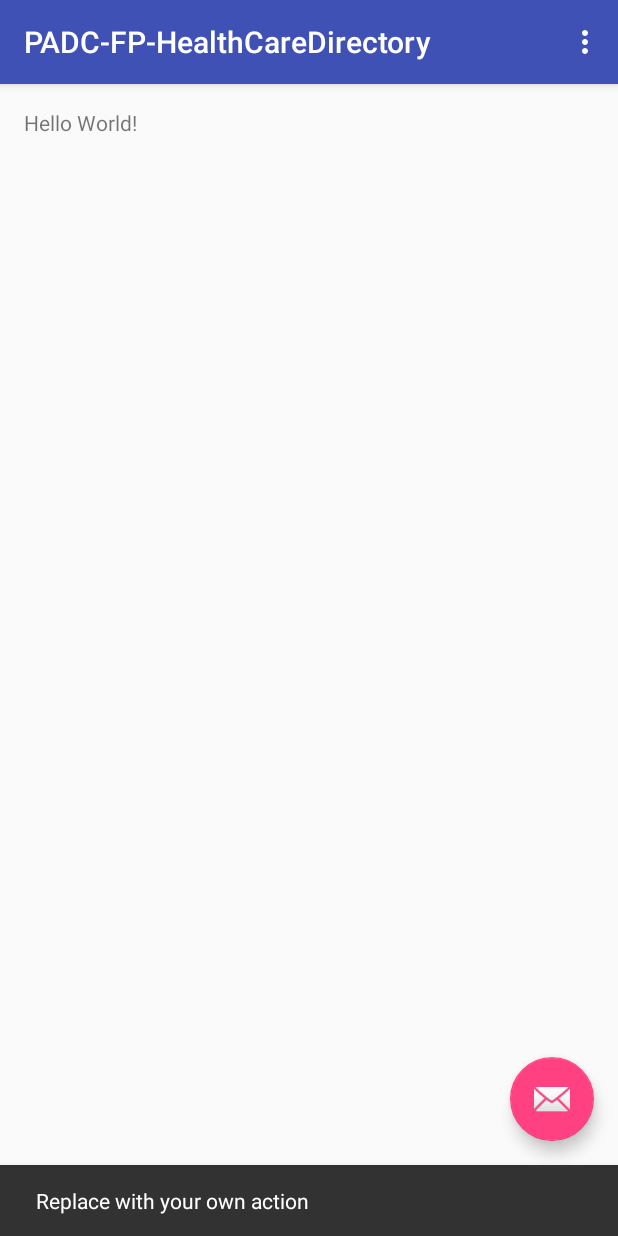
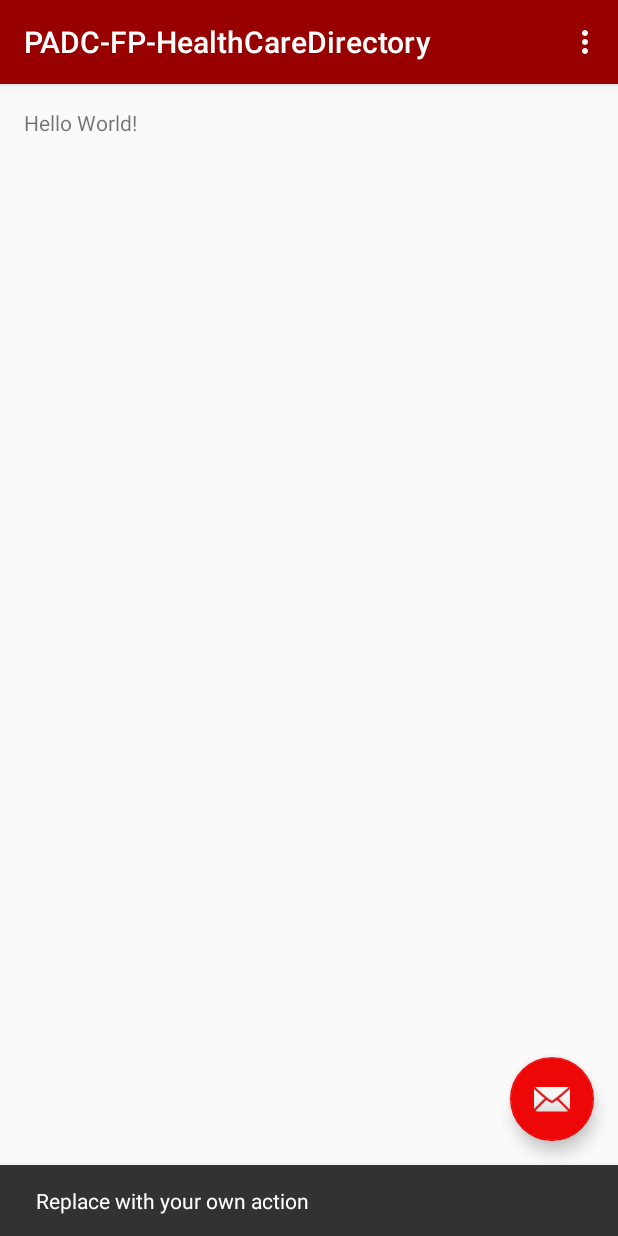
Before and after one commit to phyoe/PADC-FP-HealthCareDirectory, an Android app: the screen it shows after launch (HomeActivity), after a tap on an icon or button, on a phone screen of 412 x 824 dp. Run offline under Robolectric (Android 15) with nearby library versions, the phone set to English and light mode, and no system bars.

Commit message:
change readme+color+style

```diff
--- a/PADC-FP-HealthCareDirectory/app/src/main/res/values/colors.xml
+++ b/PADC-FP-HealthCareDirectory/app/src/main/res/values/colors.xml
@@ -1,6 +1,11 @@
 <?xml version="1.0" encoding="utf-8"?>
 <resources>
-    <color name="colorPrimary">#3F51B5</color>
-    <color name="colorPrimaryDark">#303F9F</color>
-    <color name="colorAccent">#FF4081</color>
+    <color name="primary">#980000</color>
+    <color name="primary_dark">#5a0000</color>
+    <color name="primary_light">#FFECB3</color>
+    <color name="accent">#ee0707</color>
+    <color name="primary_text">#212121</color>
+    <color name="secondary_text">#757575</color>
+    <color name="icons">#212121</color>
+    <color name="divider">#BDBDBD</color>
 </resources>
--- a/PADC-FP-HealthCareDirectory/app/src/main/res/values/styles.xml
+++ b/PADC-FP-HealthCareDirectory/app/src/main/res/values/styles.xml
@@ -3,9 +3,9 @@
     <!-- Base application theme. -->
     <style name="AppTheme" parent="Theme.AppCompat.Light.DarkActionBar">
         <!-- Customize your theme here. -->
-        <item name="colorPrimary">@color/colorPrimary</item>
-        <item name="colorPrimaryDark">@color/colorPrimaryDark</item>
-        <item name="colorAccent">@color/colorAccent</item>
+        <item name="colorPrimary">@color/primary</item>
+        <item name="colorPrimaryDark">@color/primary_dark</item>
+        <item name="colorAccent">@color/accent</item>
     </style>
 
     <style name="AppTheme.NoActionBar">
```
Also changed, not shown: 1 other file.
